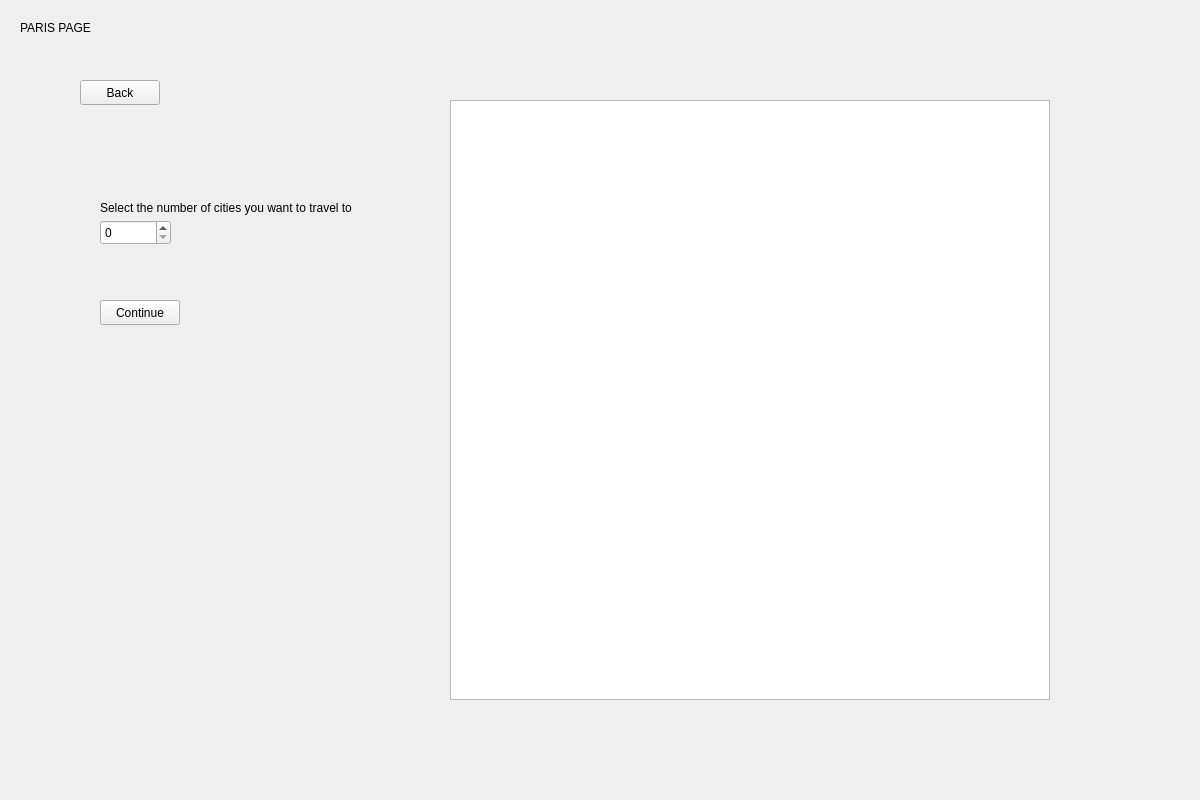
Old version of the form qt/app/mainwindow.ui in the repository kboniadi/European-Vacation-App.
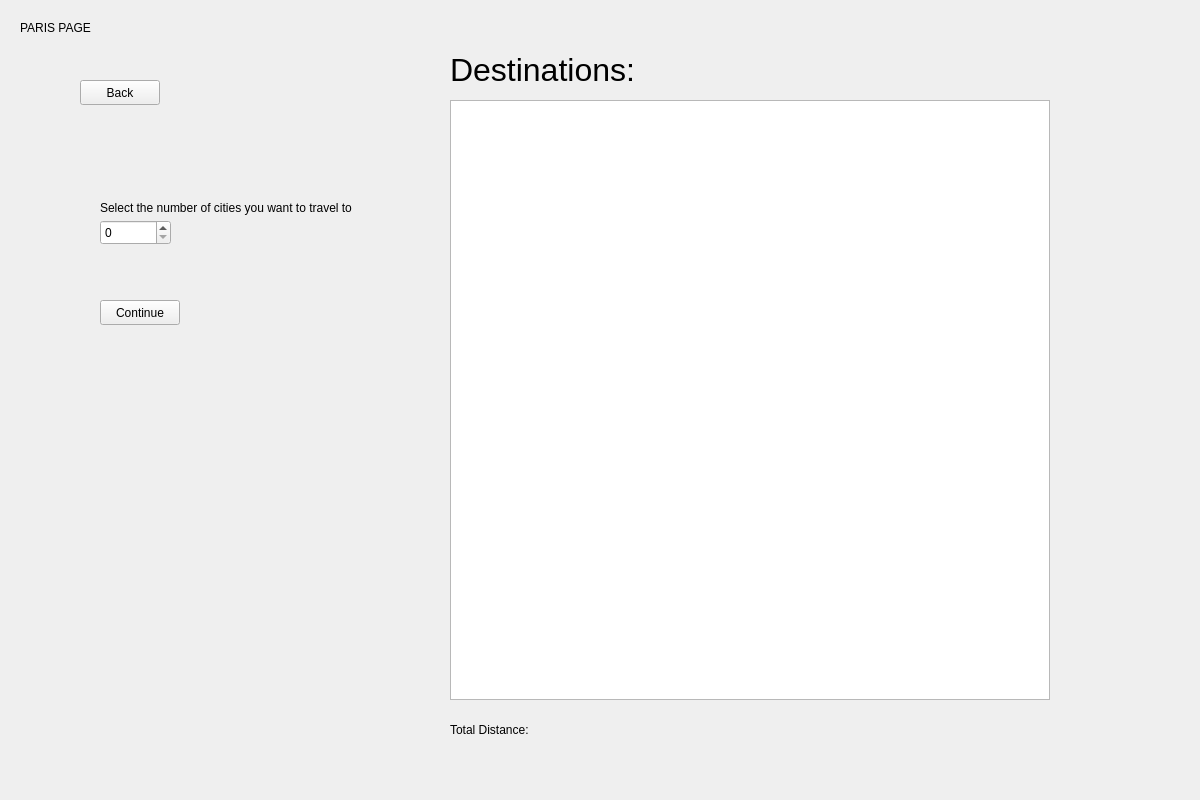
New version of the form. The open tabs and pages were chosen to show the change.

Commit message:
ready for review
renamed/resized some labels
added labels to paris page
paris trip code: identical to berlin code with an extra loop

What changed in the file:
```diff
--- a/qt/app/mainwindow.ui
+++ b/qt/app/mainwindow.ui
@@ -330,6 +330,46 @@
        <string>Continue</string>
       </property>
      </widget>
+     <widget class="QLabel" name="label_paris_header">
+      <property name="geometry">
+       <rect>
+        <x>450</x>
+        <y>50</y>
+        <width>300</width>
+        <height>40</height>
+       </rect>
+      </property>
+      <property name="baseSize">
+       <size>
+        <width>0</width>
+        <height>0</height>
+       </size>
+      </property>
+      <property name="font">
+       <font>
+        <pointsize>24</pointsize>
+       </font>
+      </property>
+      <property name="text">
+       <string>Destinations:</string>
+      </property>
+      <property name="textFormat">
+       <enum>Qt::PlainText</enum>
+      </property>
+     </widget>
+     <widget class="QLabel" name="label_paris_total_distance">
+      <property name="geometry">
+       <rect>
+        <x>450</x>
+        <y>720</y>
+        <width>150</width>
+        <height>20</height>
+       </rect>
+      </property>
+      <property name="text">
+       <string>Total Distance:</string>
+      </property>
+     </widget>
     </widget>
     <widget class="QWidget" name="page_custom">
      <widget class="QPushButton" name="pushButton_custom_back">
```
Left out of the diff: 14 changed lines with no effect on the pictures. The commit also changes 2 other files.
